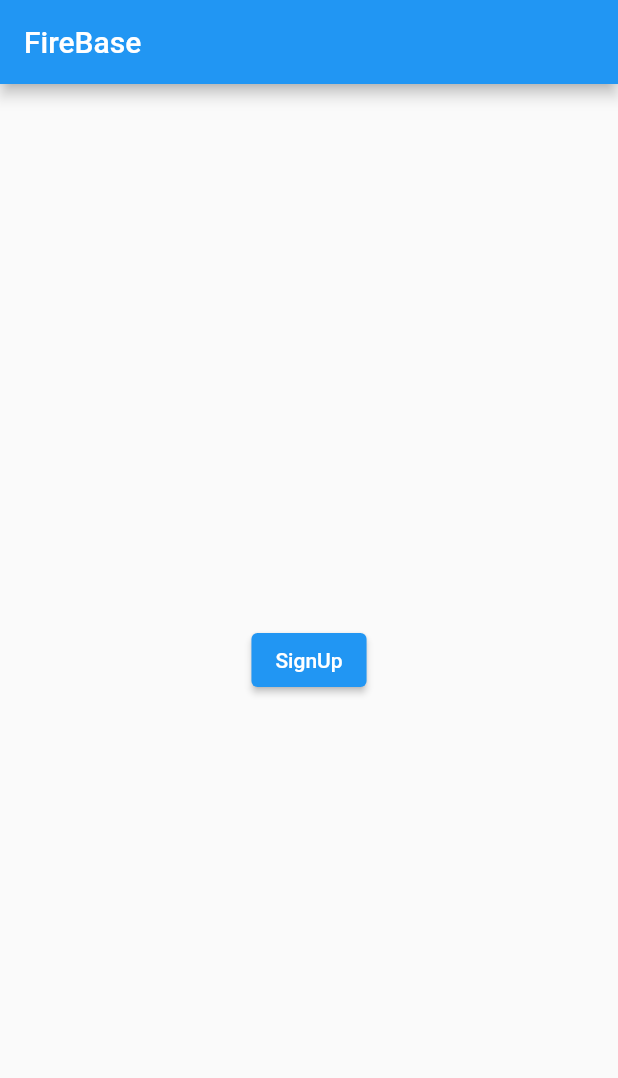
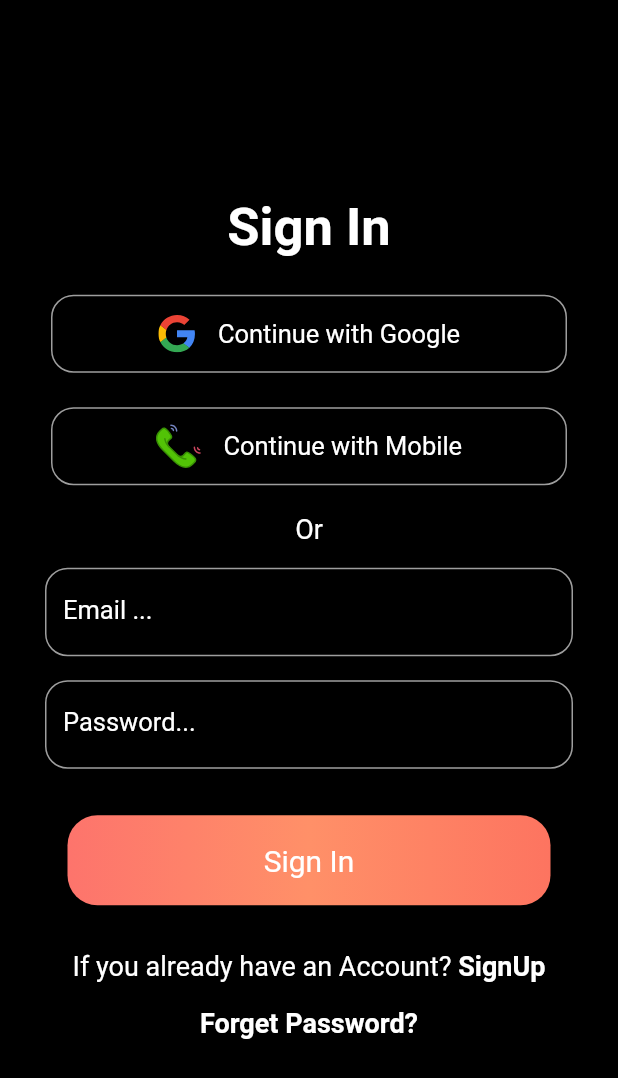
Before and after one commit to khuram2025/fircha, a Flutter app: the screen it shows after launch, on a phone screen of 412 x 824 dp. Shown: the top 1078 px of the screen. Run offline on Flutter 3.47's test engine with Material 2 defaults, Android fonts, the light colour scheme and no system bars; our stand-ins replace firebase_auth, firebase_core, flutter_svg; accounts and stored records are empty.

Commit message:
Lecture 2 Done

```diff
--- a/lib/main.dart
+++ b/lib/main.dart
@@ -1,3 +1,5 @@
+import 'package:fircha/pages/SignInPage.dart';
+import 'package:fircha/pages/SignUpPage.dart';
 import 'package:firebase_core/firebase_core.dart';
 import 'package:firebase_auth/firebase_auth.dart' as firebase_auth;
 import 'package:flutter/material.dart';
@@ -29,16 +31,7 @@ class _MyAppState extends State<MyApp> {
   @override
   Widget build(BuildContext context) {
     return MaterialApp(
-      home: Scaffold(
-        appBar: AppBar(
-          title: Text("FireBase"),
-        ),
-        body:Center(
-          child: ElevatedButton(
-            onPressed: (){signup();}, child: Text("SignUp"),
-          ),
-        ),
-      ),
+      home: SignInPage()
     );
   }
 }
--- /dev/null
+++ b/lib/pages/SignInPage.dart
@@ -0,0 +1,160 @@
+import 'package:flutter/material.dart';
+import 'package:flutter_svg/flutter_svg.dart';
+
+class SignInPage extends StatefulWidget {
+
+  @override
+  _SignInPageState createState() => _SignInPageState();
+}
+
+class _SignInPageState extends State<SignInPage> {
+  @override
+  Widget build(BuildContext context) {
+    return Scaffold(
+      body: SingleChildScrollView(
+        child: Container(
+          height: MediaQuery.of(context).size.height,
+          width: MediaQuery.of(context).size.width,
+          color: Colors.black,
+          child: Column(
+            mainAxisAlignment: MainAxisAlignment.center,
+            children: [
+              Text("Sign In",
+                style: TextStyle(
+                    color: Colors.white,
+                    fontWeight: FontWeight.bold,
+                    fontSize: 35
+                ),),
+              SizedBox(
+                height: 20,
+              ),
+              buttonItem('assets/google.svg',"Continue with Google",25),
+              SizedBox(height: 15,),
+              buttonItem('assets/phone.svg',"Continue with Mobile",30),
+              SizedBox(height: 15,),
+              Text("Or",
+                style: TextStyle(
+                    color: Colors.white,
+                    fontSize: 18
+                ),),
+              SizedBox(height: 15,),
+              textItem("Email ..."),
+              SizedBox(height: 15,),
+              textItem("Password..."),
+              SizedBox(height: 30,),
+              colorButton(),
+              SizedBox(height: 30,),
+              Row(
+                mainAxisAlignment: MainAxisAlignment.center,
+                children: [
+                  Text("If you already have an Account? ",
+                      style: TextStyle(
+                          color: Colors.white,
+                          fontSize: 18)
+                  ),
+                  Text("SignUp",
+                      style: TextStyle(
+                          color: Colors.white,
+                          fontSize: 18,
+                          fontWeight: FontWeight.bold)
+                  )
+                ],
+              ),
+              SizedBox(height: 17,),
+              Text("Forget Password?",
+                  style: TextStyle(
+                      color: Colors.white,
+                      fontSize: 18,
+                      fontWeight: FontWeight.bold)
+              )
+
+
+            ],
+          ),
+        ),
+      ),
+    );
+  }
+  Widget colorButton () {
+    return Container(
+      width: MediaQuery.of(context).size.width-90,
+      height: 60,
+      decoration: BoxDecoration(
+          borderRadius: BorderRadius.circular(20),
+          gradient: LinearGradient(
+              colors: [
+                Color(0xfffd746c),
+                Color(0xffff9068),
+                Color(0xfffd7460)
+              ]
+          )
+      ),
+      child: Center(
+        child: Text(
+          "Sign In", style: TextStyle(
+            color: Colors.white,
+            fontSize: 20
+        ),
+        ),
+      ),
+    );
+  }
+  Widget buttonItem(String imagepath, String buttonName, double size){
+    return Container(
+      width: MediaQuery.of(context).size.width-60,
+      height: 60,
+      child: Card(
+        color: Colors.black,
+        shape: RoundedRectangleBorder(
+          borderRadius: BorderRadius.circular(15),
+          side: BorderSide(
+              width: 1,
+              color: Colors.grey
+          ),
+
+        ),
+        child: Row(
+          mainAxisAlignment: MainAxisAlignment.center,
+          children: [
+            SvgPicture.asset(
+              imagepath,
+              height: size,
+              width: size,),
+            SizedBox(
+              width: 15,
+            ),
+            Text(
+              buttonName,
+              style: TextStyle(
+                  color: Colors.white,
+                  fontSize: 17
+              ),
+
+            )
+
+          ],
+        ),
+      ),
+    );
+  }
+  Widget textItem(String labelText){
+    return Container(
+      width: MediaQuery.of(context).size.width-60,
+      height: 60,
+      child: TextFormField(
+        decoration: InputDecoration(
+            labelText: labelText, labelStyle: TextStyle(
+            fontSize: 17, color: Colors.white
+        ),
+            enabledBorder:OutlineInputBorder(
+              borderRadius: BorderRadius.circular(15),
+              borderSide: BorderSide(
+                  width: 1,
+                  color: Colors.grey
+              ),
+            )
+        ),
+      ),
+    );
+  }
+}
--- a/pubspec.yaml
+++ b/pubspec.yaml
@@ -30,6 +30,7 @@ dependencies:
   cupertino_icons: ^1.0.2
   firebase_auth: ^3.0.1
   firebase_core: ^1.4.0
+  flutter_svg: ^0.22.0
 
 dev_dependencies:
   flutter_test:
@@ -47,7 +48,8 @@ flutter:
   uses-material-design: true
 
   # To add assets to your application, add an assets section, like this:
-  # assets:
+  assets:
+    - assets/
   #   - images/a_dot_burr.jpeg
   #   - images/a_dot_ham.jpeg
 
```
Also changed, not shown: lib/pages/SignUpPage.dart (added, +153 -0 lines), assets/google.svg (added), assets/phone.svg (added), pubspec.lock.
